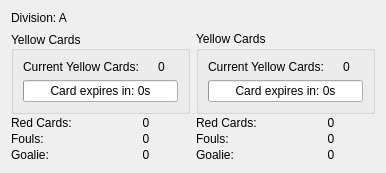
Old version of the form src/ra/refereeinfowidget.ui in the repository robotics-erlangen/framework.
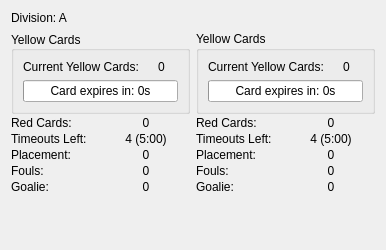
New version of the form.

Commit message: ra: refereeinfowidget: display timeout and ball placement information

Diff of the .ui file:
```diff
--- a/src/ra/refereeinfowidget.ui
+++ b/src/ra/refereeinfowidget.ui
@@ -7,7 +7,7 @@
     <x>0</x>
     <y>0</y>
     <width>386</width>
-    <height>169</height>
+    <height>250</height>
    </rect>
   </property>
   <property name="windowTitle">
@@ -119,6 +119,48 @@
          </item>
         </layout>
        </item>
+       <item>
+        <layout class="QHBoxLayout" name="timeoutsLeftDisplayYellow">
+         <item>
+          <widget class="QLabel" name="timeoutsLeftLabelYellow">
+           <property name="text">
+            <string>Timeouts Left:</string>
+           </property>
+          </widget>
+         </item>
+         <item>
+          <widget class="QLabel" name="timeoutsLeftYellow">
+           <property name="text">
+            <string>4 (5:00)</string>
+           </property>
+           <property name="alignment">
+            <set>Qt::AlignCenter</set>
+           </property>
+          </widget>
+         </item>
+        </layout>
+       </item>
+       <item>
+        <layout class="QHBoxLayout" name="placementFailuresDisplayYellow">
+         <item>
+          <widget class="QLabel" name="placementFailuresLabelYellow">
+           <property name="text">
+            <string>Placement:</string>
+           </property>
+          </widget>
+         </item>
+         <item>
+          <widget class="QLabel" name="placementFailuresYellow">
+           <property name="text">
+            <string>0</string>
+           </property>
+           <property name="alignment">
+            <set>Qt::AlignCenter</set>
+           </property>
+          </widget>
+         </item>
+        </layout>
+       </item>
        <item>
         <layout class="QHBoxLayout" name="horizontalLayout_4">
          <item>
@@ -259,6 +301,48 @@
          </item>
         </layout>
        </item>
+       <item>
+        <layout class="QHBoxLayout" name="timeoutsLeftDisplayBlue">
+         <item>
+          <widget class="QLabel" name="timeoutsLeftLabelBlue">
+           <property name="text">
+            <string>Timeouts Left:</string>
+           </property>
+          </widget>
+         </item>
+         <item>
+          <widget class="QLabel" name="timeoutsLeftBlue">
+           <property name="text">
+            <string>4 (5:00)</string>
+           </property>
+           <property name="alignment">
+            <set>Qt::AlignCenter</set>
+           </property>
+          </widget>
+         </item>
+        </layout>
+       </item>
+       <item>
+        <layout class="QHBoxLayout" name="placementFailuresDisplayBlue">
+         <item>
+          <widget class="QLabel" name="placementFailuresLabelBlue">
+           <property name="text">
+            <string>Placement:</string>
+           </property>
+          </widget>
+         </item>
+         <item>
+          <widget class="QLabel" name="placementFailuresBlue">
+           <property name="text">
+            <string>0</string>
+           </property>
+           <property name="alignment">
+            <set>Qt::AlignCenter</set>
+           </property>
+          </widget>
+         </item>
+        </layout>
+       </item>
        <item>
         <layout class="QHBoxLayout" name="horizontalLayout_5">
          <item>
```
The commit also changes 2 other files.
